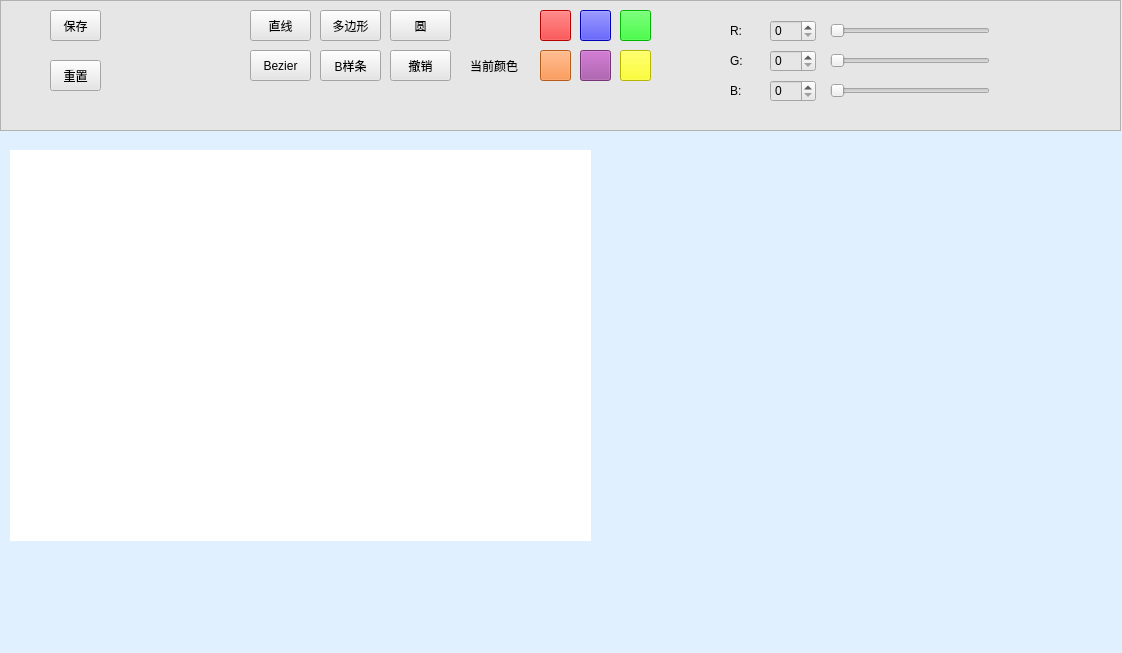
Qt form Drawer.ui (NightHunters/Drawer) before a commit.
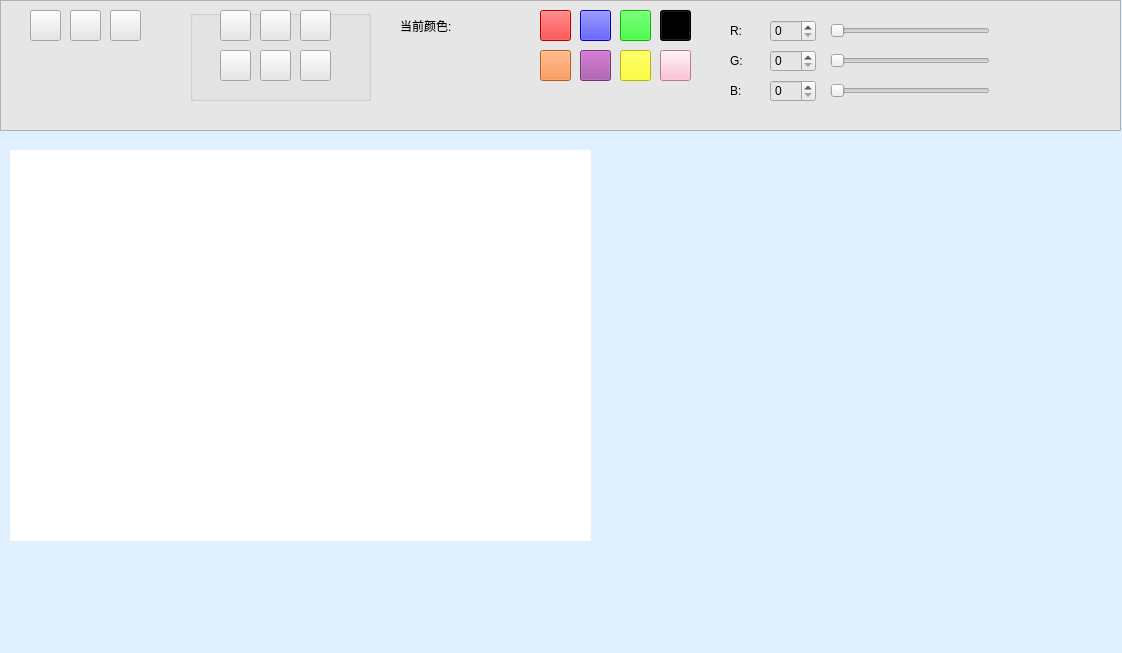
The same form after that commit. Icons and pictures are not drawn. Custom widgets are drawn as their Qt base class.

What changed in the file:
```diff
--- a/Drawer.ui
+++ b/Drawer.ui
@@ -61,82 +61,20 @@
     <property name="frameShadow">
      <enum>QFrame::Raised</enum>
     </property>
-    <widget class="QToolButton" name="Line_Button">
-     <property name="geometry">
-      <rect>
-       <x>250</x>
-       <y>10</y>
-       <width>61</width>
-       <height>31</height>
-      </rect>
-     </property>
-     <property name="text">
-      <string>直线</string>
-     </property>
-    </widget>
-    <widget class="QToolButton" name="Polygon_Button">
-     <property name="geometry">
-      <rect>
-       <x>320</x>
-       <y>10</y>
-       <width>61</width>
-       <height>31</height>
-      </rect>
-     </property>
-     <property name="text">
-      <string>多边形</string>
-     </property>
-    </widget>
-    <widget class="QToolButton" name="Eclipse_Button">
-     <property name="geometry">
-      <rect>
-       <x>390</x>
-       <y>10</y>
-       <width>61</width>
-       <height>31</height>
-      </rect>
-     </property>
-     <property name="text">
-      <string>圆</string>
-     </property>
-    </widget>
-    <widget class="QToolButton" name="Bezier_Button">
-     <property name="geometry">
-      <rect>
-       <x>250</x>
-       <y>50</y>
-       <width>61</width>
-       <height>31</height>
-      </rect>
-     </property>
-     <property name="text">
-      <string>Bezier</string>
-     </property>
-    </widget>
-    <widget class="QToolButton" name="Bspline_Button">
-     <property name="geometry">
-      <rect>
-       <x>320</x>
-       <y>50</y>
-       <width>61</width>
-       <height>31</height>
-      </rect>
-     </property>
-     <property name="text">
-      <string>B样条</string>
-     </property>
-    </widget>
     <widget class="QToolButton" name="Revoke_Button">
      <property name="geometry">
       <rect>
-       <x>390</x>
-       <y>50</y>
-       <width>61</width>
+       <x>110</x>
+       <y>10</y>
+       <width>31</width>
        <height>31</height>
       </rect>
      </property>
+     <property name="styleSheet">
+      <string notr="true">image: url(:/Resources/撤销.png);</string>
+     </property>
      <property name="text">
-      <string>撤销</string>
+      <string/>
      </property>
     </widget>
     <widget class="QToolButton" name="Blue_Color">
@@ -190,40 +128,46 @@
     <widget class="QLabel" name="label">
      <property name="geometry">
       <rect>
-       <x>470</x>
-       <y>50</y>
+       <x>400</x>
+       <y>10</y>
        <width>71</width>
        <height>31</height>
       </rect>
      </property>
      <property name="text">
-      <string>当前颜色</string>
+      <string>当前颜色:</string>
      </property>
     </widget>
     <widget class="QToolButton" name="Save_Button">
      <property name="geometry">
       <rect>
-       <x>50</x>
+       <x>30</x>
        <y>10</y>
-       <width>51</width>
+       <width>31</width>
        <height>31</height>
       </rect>
      </property>
+     <property name="styleSheet">
+      <string notr="true">image: url(:/Resources/保存.png);</string>
+     </property>
      <property name="text">
-      <string>保存</string>
+      <string/>
      </property>
     </widget>
     <widget class="QToolButton" name="Reset_Button">
      <property name="geometry">
       <rect>
-       <x>50</x>
-       <y>60</y>
-       <width>51</width>
+       <x>70</x>
+       <y>10</y>
+       <width>31</width>
        <height>31</height>
       </rect>
      </property>
+     <property name="styleSheet">
+      <string notr="true">image: url(:/Resources/清空.png);</string>
+     </property>
      <property name="text">
-      <string>重置</string>
+      <string/>
      </property>
     </widget>
     <widget class="Color_label" name="Current_Color" native="true">
@@ -410,6 +354,183 @@
       <string/>
      </property>
     </widget>
+    <widget class="QToolButton" name="Black_Color">
+     <property name="geometry">
+      <rect>
+       <x>660</x>
+       <y>10</y>
+       <width>31</width>
+       <height>31</height>
+      </rect>
+     </property>
+     <property name="styleSheet">
+      <string notr="true">background-color: rgb(0, 0, 0);</string>
+     </property>
+     <property name="text">
+      <string/>
+     </property>
+    </widget>
+    <widget class="QToolButton" name="Pink_Color">
+     <property name="geometry">
+      <rect>
+       <x>660</x>
+       <y>50</y>
+       <width>31</width>
+       <height>31</height>
+      </rect>
+     </property>
+     <property name="styleSheet">
+      <string notr="true">background-color: rgb(255, 174, 201);</string>
+     </property>
+     <property name="text">
+      <string/>
+     </property>
+    </widget>
+    <widget class="QGroupBox" name="groupBox">
+     <property name="geometry">
+      <rect>
+       <x>190</x>
+       <y>10</y>
+       <width>181</width>
+       <height>91</height>
+      </rect>
+     </property>
+     <property name="title">
+      <string/>
+     </property>
+     <widget class="QToolButton" name="Bezier_Button">
+      <property name="geometry">
+       <rect>
+        <x>30</x>
+        <y>40</y>
+        <width>31</width>
+        <height>31</height>
+       </rect>
+      </property>
+      <property name="styleSheet">
+       <string notr="true">image: url(:/Resources/曲线.png);</string>
+      </property>
+      <property name="text">
+       <string/>
+      </property>
+      <property name="checkable">
+       <bool>true</bool>
+      </property>
+      <property name="autoExclusive">
+       <bool>true</bool>
+      </property>
+     </widget>
+     <widget class="QToolButton" name="Bspline_Button">
+      <property name="geometry">
+       <rect>
+        <x>70</x>
+        <y>40</y>
+        <width>31</width>
+        <height>31</height>
+       </rect>
+      </property>
+      <property name="styleSheet">
+       <string notr="true">image: url(:/Resources/竖曲线.png);</string>
+      </property>
+      <property name="text">
+       <string/>
+      </property>
+      <property name="checkable">
+       <bool>true</bool>
+      </property>
+      <property name="autoExclusive">
+       <bool>true</bool>
+      </property>
+     </widget>
+     <widget class="QToolButton" name="Eclipse_Button">
+      <property name="geometry">
+       <rect>
+        <x>110</x>
+        <y>0</y>
+        <width>31</width>
+        <height>31</height>
+       </rect>
+      </property>
+      <property name="styleSheet">
+       <string notr="true">image: url(:/Resources/椭圆形.png);</string>
+      </property>
+      <property name="text">
+       <string/>
+      </property>
+      <property name="checkable">
+       <bool>true</bool>
+      </property>
+      <property name="autoExclusive">
+       <bool>true</bool>
+      </property>
+     </widget>
+     <widget class="QToolButton" name="Line_Button">
+      <property name="geometry">
+       <rect>
+        <x>30</x>
+        <y>0</y>
+        <width>31</width>
+        <height>31</height>
+       </rect>
+      </property>
+      <property name="styleSheet">
+       <string notr="true">image: url(:/Resources/直线.png);</string>
+      </property>
+      <property name="text">
+       <string/>
+      </property>
+      <property name="checkable">
+       <bool>true</bool>
+      </property>
+      <property name="autoExclusive">
+       <bool>true</bool>
+      </property>
+     </widget>
+     <widget class="QToolButton" name="Polygon_Button">
+      <property name="geometry">
+       <rect>
+        <x>70</x>
+        <y>0</y>
+        <width>31</width>
+        <height>31</height>
+       </rect>
+      </property>
+      <property name="styleSheet">
+       <string notr="true">image: url(:/Resources/多边形.png);</string>
+      </property>
+      <property name="text">
+       <string/>
+      </property>
+      <property name="checkable">
+       <bool>true</bool>
+      </property>
+      <property name="autoExclusive">
+       <bool>true</bool>
+      </property>
+     </widget>
+     <widget class="QToolButton" name="Clip_Button">
+      <property name="geometry">
+       <rect>
+        <x>110</x>
+        <y>40</y>
+        <width>31</width>
+        <height>31</height>
+       </rect>
+      </property>
+      <property name="styleSheet">
+       <string notr="true">image: url(:/Resources/裁剪.png);</string>
+      </property>
+      <property name="text">
+       <string/>
+      </property>
+      <property name="checkable">
+       <bool>true</bool>
+      </property>
+      <property name="autoExclusive">
+       <bool>true</bool>
+      </property>
+     </widget>
+    </widget>
    </widget>
   </widget>
  </widget>
```
